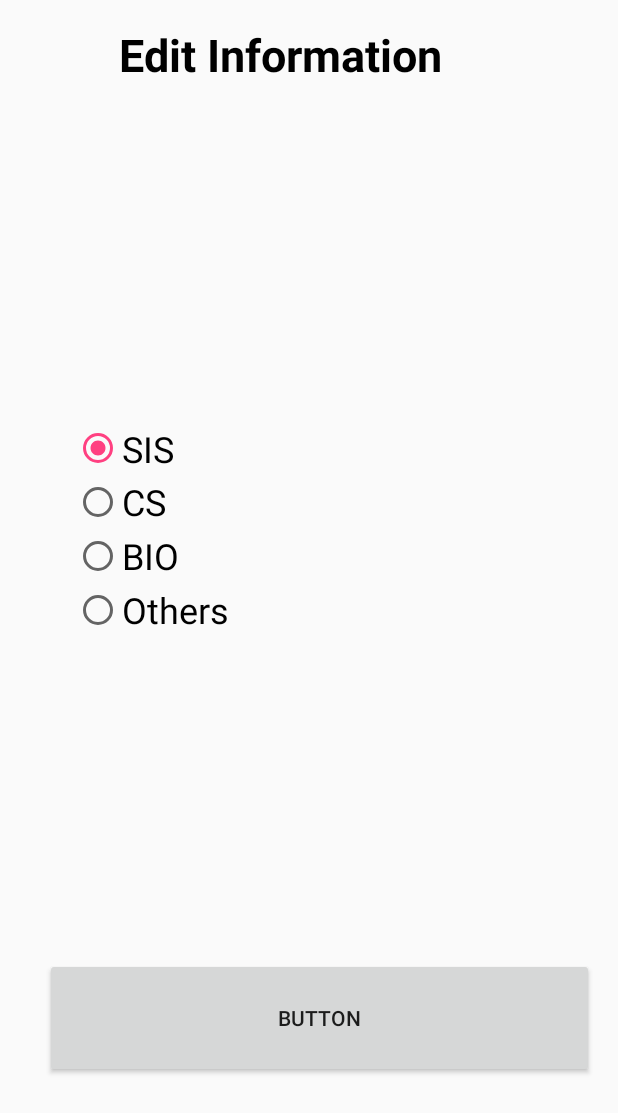
After one commit to Dimanor3/AppDevClass, an Android app: the layout editdepartment.xml on its own in the app's theme, with its tools: preview values and no code run, on a phone screen of 412 x 824 dp. The commit adds this screen. Shown: the top 1113 px of the screen. Run offline under Robolectric (Android 15) with nearby library versions, the phone set to English and light mode, and no system bars.

Commit message:
create 4 edit act

```diff
--- a/InClassAssignment/InClass03/app/src/main/java/com/example/dimanor3/inclass03/MainActivity.java
+++ b/InClassAssignment/InClass03/app/src/main/java/com/example/dimanor3/inclass03/MainActivity.java
@@ -26,8 +26,8 @@ public class MainActivity extends AppCompatActivity {
     @Override
     protected void onCreate (Bundle savedInstanceState) {
         super.onCreate (savedInstanceState);
+        //setContentView (R.layout.activity_main);
         setContentView (R.layout.activity_main);
-
         setTitle ("Main Activity");
 
         name = (EditText) findViewById (R.id.editTextName);
@@ -43,7 +43,7 @@ public class MainActivity extends AppCompatActivity {
         int id = radioGroup.getCheckedRadioButtonId ();
 
         if (name.getText ().toString ().contains ("") || email.getText ().toString ().contains ("")) {
-            Toast.makeText ("", 5);
+            Toast.makeText (getApplicationContext(), "You are missing some files", Toast.LENGTH_LONG).show();
         }
 
         student.name = name.getText ().toString ();
--- a/InClassAssignment/InClass03/app/src/main/res/layout/activity_main.xml
+++ b/InClassAssignment/InClass03/app/src/main/res/layout/activity_main.xml
@@ -76,7 +76,7 @@
             android:checked="true"
             android:text="@string/strSIS"
             tools:layout_editor_absoluteX="0dp"
-            tools:layout_editor_absoluteY="0dp"/>
+            tools:layout_editor_absoluteY="0dp" />
 
         <RadioButton
             android:id="@+id/radioCS"
--- /dev/null
+++ b/InClassAssignment/InClass03/app/src/main/res/layout/editdepartment.xml
@@ -0,0 +1,96 @@
+<?xml version="1.0" encoding="utf-8"?>
+<android.support.constraint.ConstraintLayout
+    xmlns:android="http://schemas.android.com/apk/res/android"
+    xmlns:app="http://schemas.android.com/apk/res-auto"
+    xmlns:tools="http://schemas.android.com/tools"
+    android:layout_width="match_parent"
+    android:layout_height="match_parent">
+
+    <TextView
+        android:id="@+id/sudent_inf"
+        android:layout_width="297dp"
+        android:layout_height="77dp"
+        android:layout_marginBottom="441dp"
+        android:layout_marginEnd="63dp"
+        android:layout_marginStart="24dp"
+        android:layout_marginTop="16dp"
+        android:text="@string/edit"
+        android:textAlignment="center"
+        android:textColor="@android:color/background_dark"
+        android:textSize="30sp"
+        android:textStyle="bold"
+        app:layout_constraintBottom_toBottomOf="parent"
+        app:layout_constraintEnd_toEndOf="parent"
+        app:layout_constraintStart_toStartOf="parent"
+        app:layout_constraintTop_toTopOf="parent"
+        app:layout_constraintVertical_bias="0.0" />
+
+    <Button
+        android:id="@+id/button"
+        style="@style/save"
+        android:layout_width="366dp"
+        android:layout_height="80dp"
+        android:layout_marginBottom="105dp"
+        android:layout_marginEnd="2dp"
+        android:layout_marginStart="16dp"
+        android:text="Button"
+        app:layout_constraintBottom_toBottomOf="parent"
+        app:layout_constraintEnd_toEndOf="parent"
+        app:layout_constraintStart_toStartOf="parent" />
+
+    <RadioGroup
+        android:id="@+id/radioGroup"
+        android:layout_width="167dp"
+        android:layout_height="143dp"
+        android:layout_marginBottom="58dp"
+        android:layout_marginEnd="182dp"
+        android:layout_marginStart="35dp"
+        android:layout_marginTop="32dp"
+        app:layout_constraintBottom_toTopOf="@+id/button"
+        app:layout_constraintEnd_toEndOf="parent"
+        app:layout_constraintStart_toStartOf="parent"
+        app:layout_constraintTop_toBottomOf="@+id/sudent_inf">
+
+        <RadioButton
+            android:id="@+id/radioSIS"
+            android:layout_width="wrap_content"
+            android:layout_height="wrap_content"
+            android:layout_weight="1"
+            android:checked="true"
+            android:text="@string/strSIS"
+            android:textSize="24sp"
+            tools:layout_editor_absoluteX="0dp"
+            tools:layout_editor_absoluteY="0dp" />
+
+        <RadioButton
+            android:id="@+id/radioCS"
+            android:layout_width="wrap_content"
+            android:layout_height="wrap_content"
+            android:layout_weight="1"
+            android:text="@string/strCS"
+            android:textSize="24sp"
+            tools:layout_editor_absoluteX="0dp"
+            tools:layout_editor_absoluteY="25dp" />
+
+        <RadioButton
+            android:id="@+id/radioBIO"
+            android:layout_width="wrap_content"
+            android:layout_height="wrap_content"
+            android:layout_weight="1"
+            android:text="@string/strBIO"
+            android:textSize="24sp"
+            tools:layout_editor_absoluteX="0dp"
+            tools:layout_editor_absoluteY="57dp" />
+
+        <RadioButton
+            android:id="@+id/radioOthers"
+            android:layout_width="wrap_content"
+            android:layout_height="wrap_content"
+            android:layout_weight="1"
+            android:text="@string/strOthers"
+            android:textSize="24sp"
+            tools:layout_editor_absoluteX="0dp"
+            tools:layout_editor_absoluteY="89dp" />
+    </RadioGroup>
+
+</android.support.constraint.ConstraintLayout>
--- a/InClassAssignment/InClass03/app/src/main/res/values/strings.xml
+++ b/InClassAssignment/InClass03/app/src/main/res/values/strings.xml
@@ -14,4 +14,5 @@
     <string name="email">Email:</string>
     <string name="department">Department:</string>
     <string name="mood">Mood:</string>
+    <string name="edit">Edit Information</string>
 </resources>
--- a/InClassAssignment/InClass03/app/src/main/res/values/styles.xml
+++ b/InClassAssignment/InClass03/app/src/main/res/values/styles.xml
@@ -8,4 +8,6 @@
         <item name="colorAccent">@color/colorAccent</item>
     </style>
 
+    <style name="save">Save</style>
+
 </resources>
```
Also changed, not shown: InClassAssignment/InClass03/app/src/main/res/layout/editemail.xml (added, +50 -0 lines), InClassAssignment/InClass03/app/src/main/res/layout/editmoodt.xml (added, +54 -0 lines), InClassAssignment/InClass03/app/src/main/res/layout/editname.xml (added, +50 -0 lines).
